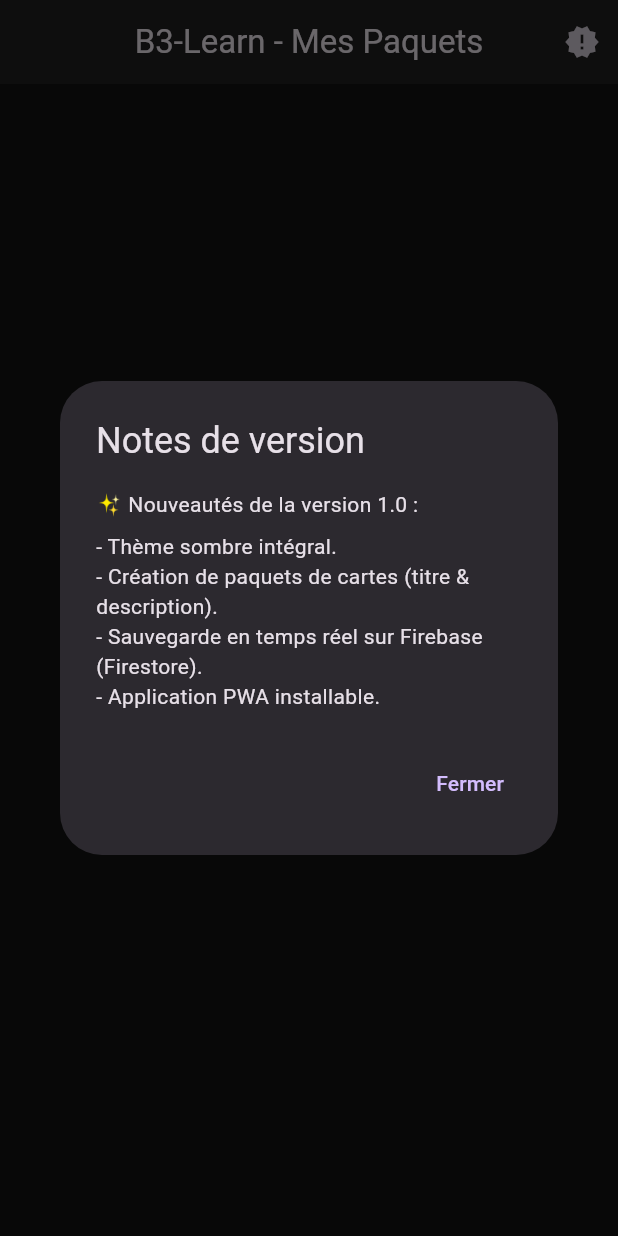
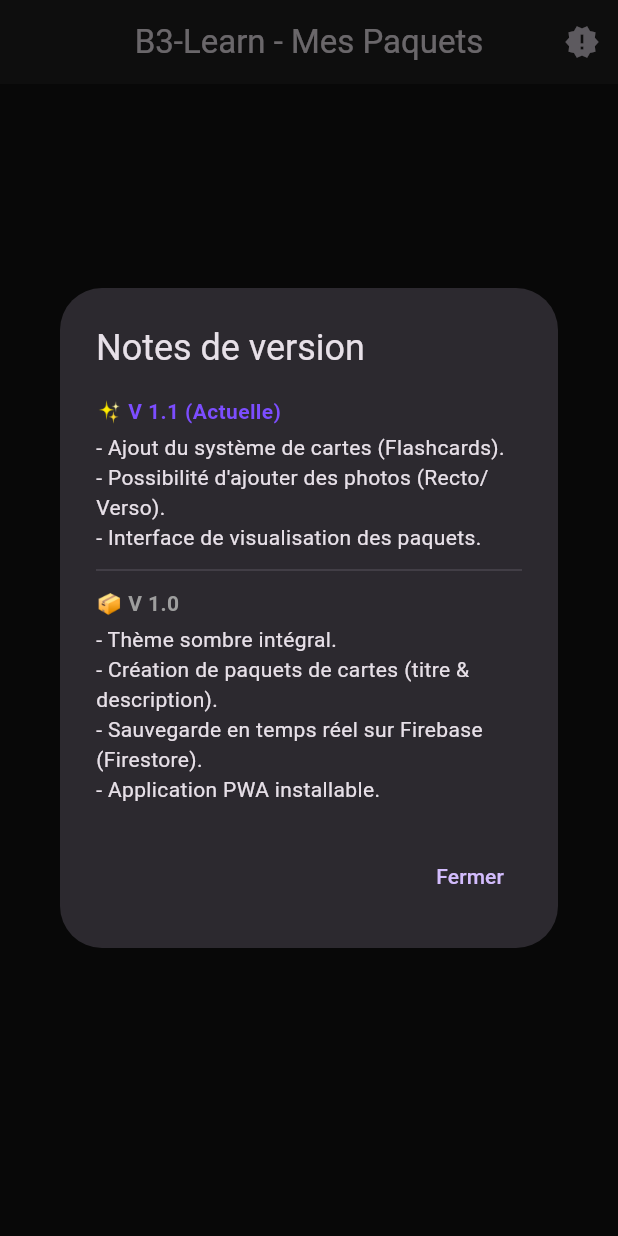
Before and after one commit to Sniipe-B3/B3-Learn, a Flutter app: the screen it shows after launch, after a tap on the "new releases" icon, on a phone screen of 412 x 824 dp. Run offline on Flutter 3.47's test engine with Material 3 defaults, Android fonts, the phone set to English and light mode, and no system bars; our stand-ins replace cloud_firestore, firebase_core, firebase_storage, flutter_riverpod, image_picker; accounts and stored records are empty.

Commit message:
feat: add release notes history

```diff
--- a/b3_learn/lib/screens/home_screen.dart
+++ b/b3_learn/lib/screens/home_screen.dart
@@ -12,17 +12,25 @@
       context: context,
       builder: (context) => AlertDialog(
         title: const Text('Notes de version'),
-        content: const Column(
+          content: const SingleChildScrollView(
+            child: Column(
               mainAxisSize: MainAxisSize.min,
               crossAxisAlignment: CrossAxisAlignment.start,
               children: [
-            Text('✨ Nouveautés de la version 1.0 :'),
-            SizedBox(height: 8),
+                Text('✨ V 1.1 (Actuelle)', style: TextStyle(fontWeight: FontWeight.bold, color: Colors.deepPurpleAccent)),
+                SizedBox(height: 4),
+                Text('- Ajout du système de cartes (Flashcards).'),
+                Text('- Possibilité d\'ajouter des photos (Recto/Verso).'),
+                Text('- Interface de visualisation des paquets.'),
+                Divider(height: 24),
+                Text('📦 V 1.0', style: TextStyle(fontWeight: FontWeight.bold, color: Colors.grey)),
+                SizedBox(height: 4),
                 Text('- Thème sombre intégral.'),
                 Text('- Création de paquets de cartes (titre & description).'),
                 Text('- Sauvegarde en temps réel sur Firebase (Firestore).'),
                 Text('- Application PWA installable.'),
               ],
+            ),
           ),
         actions: [
           TextButton(
```
Also changed, not shown: b3_learn/lib/models/flashcard.dart (line endings or trailing spaces), b3_learn/lib/providers/flashcard_provider.dart (line endings or trailing spaces), b3_learn/lib/screens/deck_details_screen.dart (line endings or trailing spaces), 1 other file. Lines whose indentation alone changed are shown as unchanged.
